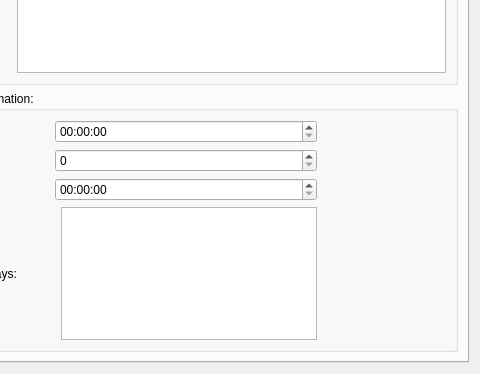
First picture: the form in pixelplan/rave/PixelPlan/tvprogramform.ui, repository pgathogo/raven, before the edit; both pictures show x 105 to 585 and y 191 to 565 of the 585 by 565 pixel window.
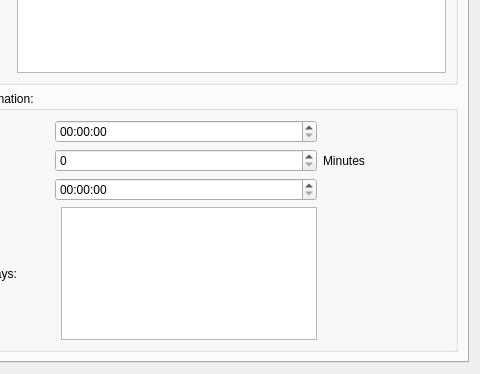
Second picture: the form after the edit.

What changed in the file:
```diff
--- a/pixelplan/rave/PixelPlan/tvprogramform.ui
+++ b/pixelplan/rave/PixelPlan/tvprogramform.ui
@@ -133,7 +133,7 @@
             <item row="3" column="2">
              <widget class="QListWidget" name="lwDays"/>
             </item>
-            <item row="1" column="3">
+            <item row="2" column="3">
              <spacer name="horizontalSpacer">
               <property name="orientation">
                <enum>Qt::Horizontal</enum>
@@ -146,6 +146,13 @@
               </property>
              </spacer>
             </item>
+            <item row="1" column="3">
+             <widget class="QLabel" name="label_13">
+              <property name="text">
+               <string>Minutes</string>
+              </property>
+             </widget>
+            </item>
            </layout>
           </item>
          </layout>
```
Left out of the diff: 6 changed lines with no effect on the pictures.
